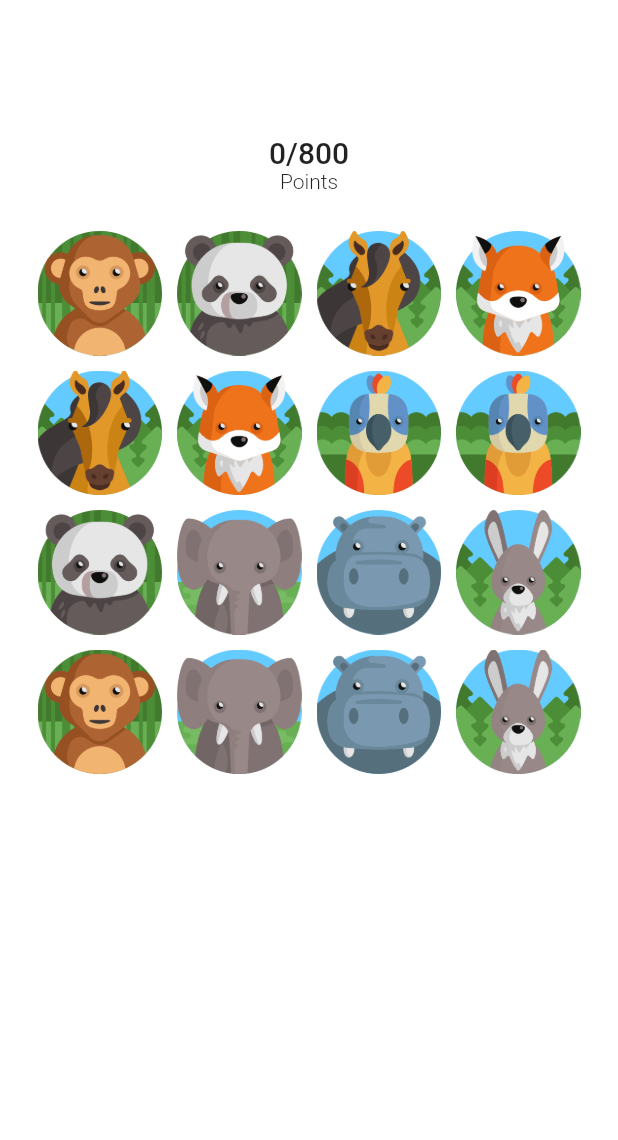
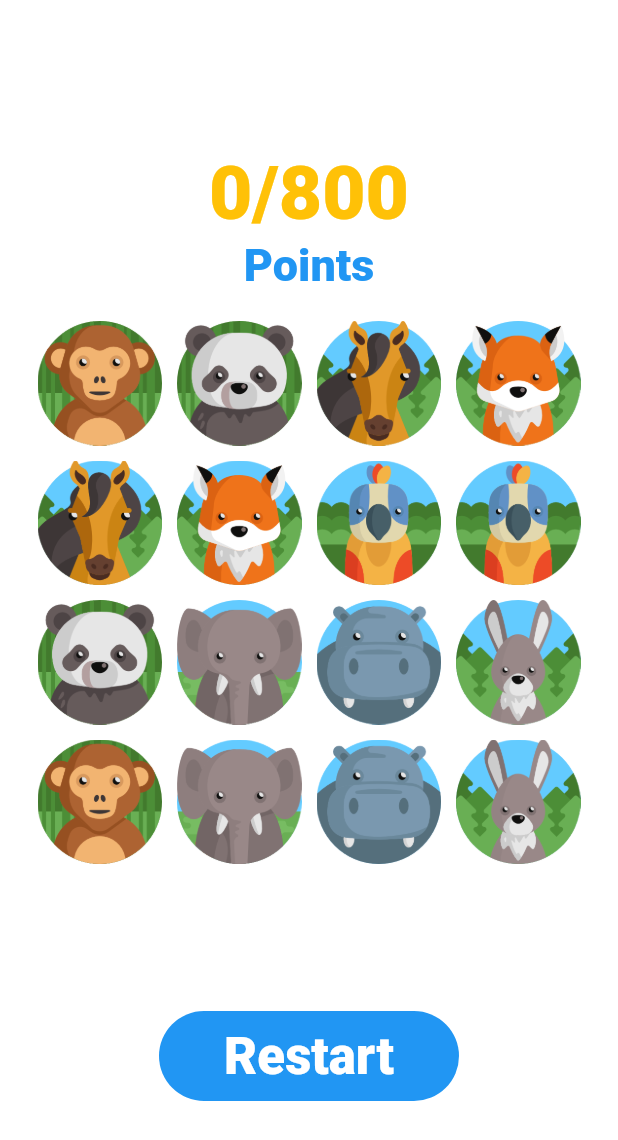
Before and after one commit to Maulik-Khandelwal/Memory-Game-Flutter, a Flutter app: the Home screen opened directly, on a phone screen of 412 x 824 dp. Shown: the top 1140 px of the screen. Run offline on Flutter 3.47's test engine with Material 2 defaults, Android fonts, the phone set to English and light mode, and no system bars; our stand-ins replace google_fonts, velocity_x.

Commit message:
Added Starting page and updated UI

```diff
--- a/lib/main.dart
+++ b/lib/main.dart
@@ -1,8 +1,7 @@
-import 'dart:async';
+import 'package:google_fonts/google_fonts.dart';
 import 'package:flutter/material.dart';
-
-import 'data/data.dart';
-import 'models/TileModel.dart';
+import 'package:memory_game_flutter/play.dart';
+import 'package:velocity_x/velocity_x.dart';
 
 void main() => runApp(MyApp());
 
@@ -16,237 +15,108 @@ class MyApp extends StatelessWidget {
       theme: ThemeData(
         primarySwatch: Colors.blue,
       ),
-      home: Home(),
+      home: Welcome(),
     );
   }
 }
 
-class Home extends StatefulWidget {
-  @override
-  _HomeState createState() => _HomeState();
-}
-
-class _HomeState extends State<Home> {
-  List<TileModel> gridViewTiles = new List<TileModel>();
-  List<TileModel> questionPairs = new List<TileModel>();
-
-  @override
-  void initState() {
-    // TODO: implement initState
-    super.initState();
-    reStart();
-  }
-
-  void reStart() {
-    myPairs = getPairs();
-    myPairs.shuffle();
-
-    gridViewTiles = myPairs;
-    Future.delayed(const Duration(seconds: 5), () {
-// Here you can write your code
-      setState(() {
-        print("2 seconds done");
-        // Here you can write your code for open new view
-        questionPairs = getQuestionPairs();
-        gridViewTiles = questionPairs;
-        selected = false;
-      });
-    });
-  }
-
+class Welcome extends StatelessWidget {
   @override
   Widget build(BuildContext context) {
     return Scaffold(
         backgroundColor: Colors.white,
-      body: SingleChildScrollView(
-        child: Container(
-          padding: EdgeInsets.symmetric(horizontal: 20, vertical: 50),
-          child: Column(
-            children: <Widget>[
+        body: Container(
+            padding: EdgeInsets.symmetric(horizontal: 20, vertical: 80),
+            child: Center(
+              child: Column(children: <Widget>[
+                Container(
+                  child: Text(
+                    "Memory Game",
+                    style: GoogleFonts.indieFlower(
+                      textStyle: TextStyle(
+                          color: Colors.amber,
+                          fontSize: 40,
+                          fontWeight: FontWeight.w900),
+                    ),
+                  ),
+                ),
                 SizedBox(
-                height: 40,
+                  height: MediaQuery.of(context).size.height / 14,
                 ),
-              points != 800
-                  ? Column(
-                      crossAxisAlignment: CrossAxisAlignment.center,
-                      children: <Widget>[
-                        Text(
-                          "$points/800",
-                          style: TextStyle(
-                              fontSize: 20, fontWeight: FontWeight.w500),
+                Container(
+                  height: 110,
+                  child: Image.asset('assets/question.png'),
                 ),
-                        Text(
-                          "Points",
-                          textAlign: TextAlign.start,
-                          style: TextStyle(
-                              fontSize: 14, fontWeight: FontWeight.w300),
+                SizedBox(
+                  height: MediaQuery.of(context).size.height / 14,
                 ),
+                VxSwiper(
+                  enlargeCenterPage: true,
+                  scrollDirection: Axis.horizontal,
+                  items: [
+                    ImageWidget("parrot.png"),
+                    ImageWidget("horse.png"),
+                    ImageWidget("fox.png"),
+                    ImageWidget("monkey.png"),
+                    ImageWidget("panda.png"),
+                    ImageWidget("rabbit.png"),
+                    ImageWidget("zoo.png"),
+                    ImageWidget("hippo.png"),
                   ],
-                    )
-                  : Container(),
+                  height: 110,
+                  autoPlay: true,
+                  autoPlayAnimationDuration: 1.seconds,
+                  autoPlayInterval: 2.seconds,
+                  // autoPlay: true,
+                  // autoPlayAnimationDuration: 1.seconds,
+                ),
                 SizedBox(
-                height: 20,
+                  height: MediaQuery.of(context).size.height / 14,
                 ),
-              points != 800
-                  ? GridView(
-                      shrinkWrap: true,
-                      //physics: ClampingScrollPhysics(),
-                      scrollDirection: Axis.vertical,
-                      gridDelegate: SliverGridDelegateWithMaxCrossAxisExtent(
-                          mainAxisSpacing: 0.0, maxCrossAxisExtent: 100.0),
-                      children: List.generate(gridViewTiles.length, (index) {
-                        return Tile(
-                          imagePathUrl:
-                              gridViewTiles[index].getImageAssetPath(),
-                          tileIndex: index,
-                          parent: this,
-                        );
-                      }),
-                    )
-                  : Container(
-                      child: Column(
-                      children: <Widget>[
+                Container(
+                  height: 110,
+                  child: Image.asset('assets/correct.png'),
+                ),
+                SizedBox(
+                  height: MediaQuery.of(context).size.height / 12,
+                ),
+                Spacer(),
                 GestureDetector(
                   onTap: () {
-                            setState(() {
-                              points = 0;
-                              reStart();
-                            });
+                    Navigator.pushReplacement(context,
+                        MaterialPageRoute(builder: (context) => Home()));
                   },
                   child: Container(
-                            height: 50,
+                    height: 60,
                     width: 200,
                     alignment: Alignment.center,
                     decoration: BoxDecoration(
                       color: Colors.blue,
-                              borderRadius: BorderRadius.circular(24),
+                      borderRadius: BorderRadius.circular(34),
                     ),
                     child: Text(
-                              "Replay",
-                              style: TextStyle(
+                      "Play",
+                      style: GoogleFonts.indieFlower(
+                        textStyle: TextStyle(
                             color: Colors.white,
-                                  fontSize: 17,
-                                  fontWeight: FontWeight.w500),
+                            fontSize: 34,
+                            fontWeight: FontWeight.w900),
                       ),
                     ),
                   ),
-                        SizedBox(
-                          height: 20,
-                        ),
-                        GestureDetector(
-                          onTap: () {
-                            // TODO
-                          },
-                          child: Container(
-                            height: 50,
-                            width: 200,
-                            alignment: Alignment.center,
-                            decoration: BoxDecoration(
-                              border: Border.all(color: Colors.blue, width: 2),
-                              borderRadius: BorderRadius.circular(24),
-                            ),
-                            child: Text(
-                              "Rate Us",
-                              style: TextStyle(
-                                  color: Colors.blue,
-                                  fontSize: 17,
-                                  fontWeight: FontWeight.w500),
-                            ),
-                          ),
-                        ),
-                      ],
-                    ))
-            ],
-          ),
-        ),
-      ),
-    );
+                  // SizedBox(height: 140),
+                  // Container(
+                  //   child: Image.asset('assets/img2.jpg'),
+                  // ),
+                )
+              ]),
+            )));
   }
 }
 
-class Tile extends StatefulWidget {
-  String imagePathUrl;
-  int tileIndex;
-  _HomeState parent;
-
-  Tile({this.imagePathUrl, this.tileIndex, this.parent});
-
-  @override
-  _TileState createState() => _TileState();
-}
-
-class _TileState extends State<Tile> {
-  @override
-  Widget build(BuildContext context) {
-    return GestureDetector(
-      onTap: () {
-        if (!selected) {
-          setState(() {
-            myPairs[widget.tileIndex].setIsSelected(true);
-          });
-          if (selectedTile != "") {
-            /// testing if the selected tiles are same
-            if (selectedTile == myPairs[widget.tileIndex].getImageAssetPath()) {
-              print("add point");
-              points = points + 100;
-              print(selectedTile + " thishis" + widget.imagePathUrl);
-
-              TileModel tileModel = new TileModel();
-              print(widget.tileIndex);
-              selected = true;
-              Future.delayed(const Duration(seconds: 2), () {
-                tileModel.setImageAssetPath("");
-                myPairs[widget.tileIndex] = tileModel;
-                print(selectedIndex);
-                myPairs[selectedIndex] = tileModel;
-                this.widget.parent.setState(() {});
-                setState(() {
-                  selected = false;
-                });
-                selectedTile = "";
-              });
-            } else {
-              print(selectedTile +
-                  " thishis " +
-                  myPairs[widget.tileIndex].getImageAssetPath());
-              print("wrong choice");
-              print(widget.tileIndex);
-              print(selectedIndex);
-              selected = true;
-              Future.delayed(const Duration(seconds: 2), () {
-                this.widget.parent.setState(() {
-                  myPairs[widget.tileIndex].setIsSelected(false);
-                  myPairs[selectedIndex].setIsSelected(false);
-                });
-                setState(() {
-                  selected = false;
-                });
-              });
-
-              selectedTile = "";
-            }
-          } else {
-            setState(() {
-              selectedTile = myPairs[widget.tileIndex].getImageAssetPath();
-              selectedIndex = widget.tileIndex;
-            });
-
-            print(selectedTile);
-            print(selectedIndex);
-          }
-        }
-      },
-      child: Container(
-        margin: EdgeInsets.all(5),
-        child: myPairs[widget.tileIndex].getImageAssetPath() != ""
-            ? Image.asset(myPairs[widget.tileIndex].getIsSelected()
-                ? myPairs[widget.tileIndex].getImageAssetPath()
-                : widget.imagePathUrl)
-            : Container(
-                color: Colors.white,
-                child: Image.asset("assets/correct.png"),
-              ),
-      ),
+Widget ImageWidget(String imgname) {
+  return Container(
+    height: 110,
+    child: Image.asset('assets/$imgname'),
   );
 }
-}
--- /dev/null
+++ b/lib/play.dart
@@ -0,0 +1,211 @@
+import 'package:flutter/material.dart';
+import 'package:google_fonts/google_fonts.dart';
+import 'data/data.dart';
+import 'models/TileModel.dart';
+
+class Home extends StatefulWidget {
+  @override
+  _HomeState createState() => _HomeState();
+}
+
+class _HomeState extends State<Home> {
+  List<TileModel> gridViewTiles = new List<TileModel>();
+  List<TileModel> questionPairs = new List<TileModel>();
+
+  @override
+  void initState() {
+    // TODO: implement initState
+    super.initState();
+    reStart();
+  }
+
+  void reStart() {
+    myPairs = getPairs();
+    myPairs.shuffle();
+
+    gridViewTiles = myPairs;
+    Future.delayed(const Duration(seconds: 5), () {
+// Here you can write your code
+      setState(() {
+        print("2 seconds done");
+        // Here you can write your code for open new view
+        questionPairs = getQuestionPairs();
+        gridViewTiles = questionPairs;
+        selected = false;
+      });
+    });
+  }
+
+  @override
+  Widget build(BuildContext context) {
+    return Scaffold(
+      backgroundColor: Colors.white,
+      body: Container(
+        padding: EdgeInsets.symmetric(horizontal: 20, vertical: 90),
+        child: Column(
+          children: <Widget>[
+            SizedBox(
+              height: 10,
+            ),
+            points != 800
+                ? Column(
+                    crossAxisAlignment: CrossAxisAlignment.center,
+                    children: <Widget>[
+                      Text(
+                        "$points/800",
+                        style: GoogleFonts.indieFlower(
+                            textStyle: TextStyle(
+                                color: Colors.amber,
+                                fontSize: 50,
+                                fontWeight: FontWeight.w900)),
+                      ),
+                      Text("Points",
+                          style: GoogleFonts.indieFlower(
+                              textStyle: TextStyle(
+                                  color: Colors.blue,
+                                  fontSize: 30,
+                                  fontWeight: FontWeight.w900))),
+                    ],
+                  )
+                : Container(),
+            SizedBox(
+              height: 15,
+            ),
+            GridView(
+              shrinkWrap: true,
+              //physics: ClampingScrollPhysics(),
+              scrollDirection: Axis.vertical,
+              gridDelegate: SliverGridDelegateWithMaxCrossAxisExtent(
+                  mainAxisSpacing: 0.0, maxCrossAxisExtent: 100.0),
+              children: List.generate(gridViewTiles.length, (index) {
+                return Tile(
+                  imagePathUrl: gridViewTiles[index].getImageAssetPath(),
+                  tileIndex: index,
+                  parent: this,
+                );
+              }),
+            ),
+            Spacer(),
+            GestureDetector(
+              onTap: () {
+                setState(() {
+                  points = 0;
+                  reStart();
+                });
+              },
+              child: Container(
+                height: 60,
+                width: 200,
+                alignment: Alignment.center,
+                decoration: BoxDecoration(
+                  color: Colors.blue,
+                  borderRadius: BorderRadius.circular(34),
+                ),
+                child: Text(
+                  "Restart",
+                  style: GoogleFonts.indieFlower(
+                    textStyle: TextStyle(
+                        color: Colors.white,
+                        fontSize: 34,
+                        fontWeight: FontWeight.w900),
+                  ),
+                ),
+              ),
+              // SizedBox(height: 140),
+              // Container(
+              //   child: Image.asset('assets/img2.jpg'),
+              // ),
+            )
+          ],
+        ),
+      ),
+    );
+  }
+}
+
+class Tile extends StatefulWidget {
+  String imagePathUrl;
+  int tileIndex;
+  _HomeState parent;
+
+  Tile({this.imagePathUrl, this.tileIndex, this.parent});
+
+  @override
+  _TileState createState() => _TileState();
+}
+
+class _TileState extends State<Tile> {
+  @override
+  Widget build(BuildContext context) {
+    return GestureDetector(
+      onTap: () {
+        if (!selected) {
+          setState(() {
+            myPairs[widget.tileIndex].setIsSelected(true);
+          });
+          if (selectedTile != "") {
+            /// testing if the selected tiles are same
+            if (selectedTile == myPairs[widget.tileIndex].getImageAssetPath()) {
+              print("add point");
+              points = points + 100;
+              print(selectedTile + " thishis" + widget.imagePathUrl);
+
+              TileModel tileModel = new TileModel();
+              print(widget.tileIndex);
+              selected = true;
+              Future.delayed(const Duration(seconds: 2), () {
+                tileModel.setImageAssetPath("");
+                myPairs[widget.tileIndex] = tileModel;
+                print(selectedIndex);
+                myPairs[selectedIndex] = tileModel;
+                this.widget.parent.setState(() {});
+                setState(() {
+                  selected = false;
+                });
+                selectedTile = "";
+              });
+            } else {
+              print(selectedTile +
+                  " thishis " +
+                  myPairs[widget.tileIndex].getImageAssetPath());
+              print("wrong choice");
+              print(widget.tileIndex);
+              print(selectedIndex);
+              selected = true;
+              Future.delayed(const Duration(seconds: 2), () {
+                this.widget.parent.setState(() {
+                  myPairs[widget.tileIndex].setIsSelected(false);
+                  myPairs[selectedIndex].setIsSelected(false);
+                });
+                setState(() {
+                  selected = false;
+                });
+              });
+
+              selectedTile = "";
+            }
+          } else {
+            setState(() {
+              selectedTile = myPairs[widget.tileIndex].getImageAssetPath();
+              selectedIndex = widget.tileIndex;
+            });
+
+            print(selectedTile);
+            print(selectedIndex);
+          }
+        }
+      },
+      child: Container(
+        margin: EdgeInsets.all(5),
+        child: myPairs[widget.tileIndex].getImageAssetPath() != ""
+            ? Image.asset(myPairs[widget.tileIndex].getIsSelected()
+                ? myPairs[widget.tileIndex].getImageAssetPath()
+                : widget.imagePathUrl)
+            : Container(
+                color: Colors.white,
+                child: Image.asset("assets/correct.png"),
+              ),
+      ),
+    );
+  }
+}
--- a/pubspec.yaml
+++ b/pubspec.yaml
@@ -23,7 +23,9 @@ environment:
 dependencies:
   flutter:
     sdk: flutter
-
+  google_fonts: ^1.1.1
+  simple_animations: ^1.3.3
+  velocity_x: ^1.3.1
 
   # The following adds the Cupertino Icons font to your application.
   # Use with the CupertinoIcons class for iOS style icons.
```
Also changed, not shown: assets/img.jpg (added), assets/img2.jpg (added), assets/proxy_form.png (added), pubspec.lock, 1 other file. Lines whose indentation alone changed are shown as unchanged.
